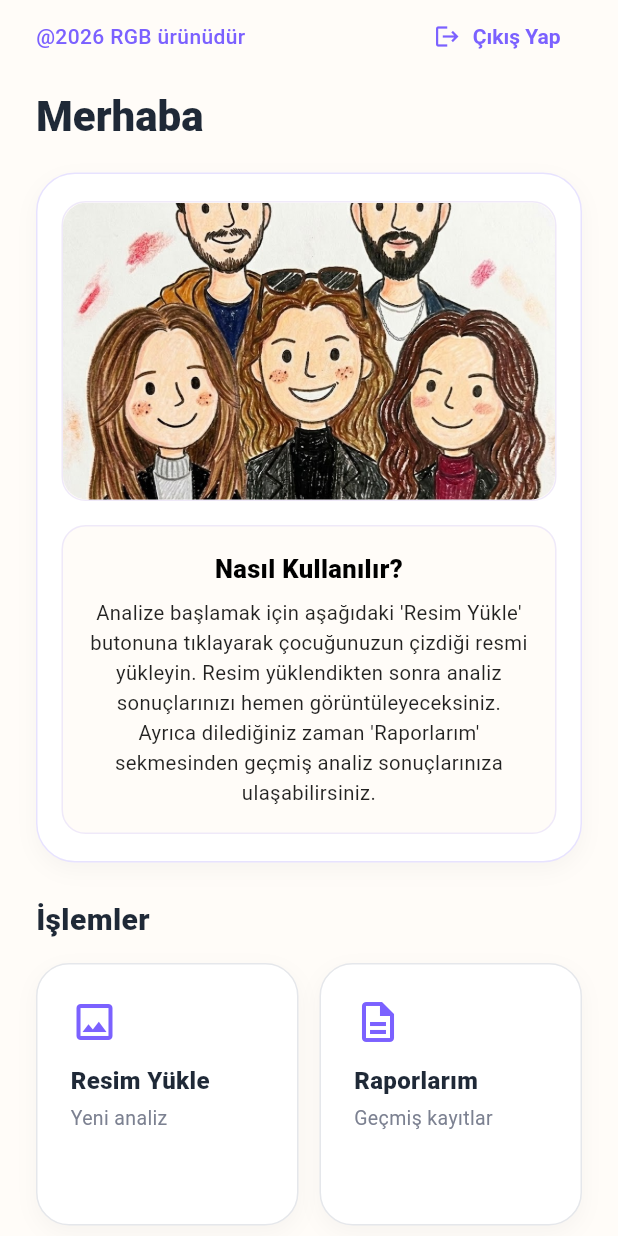
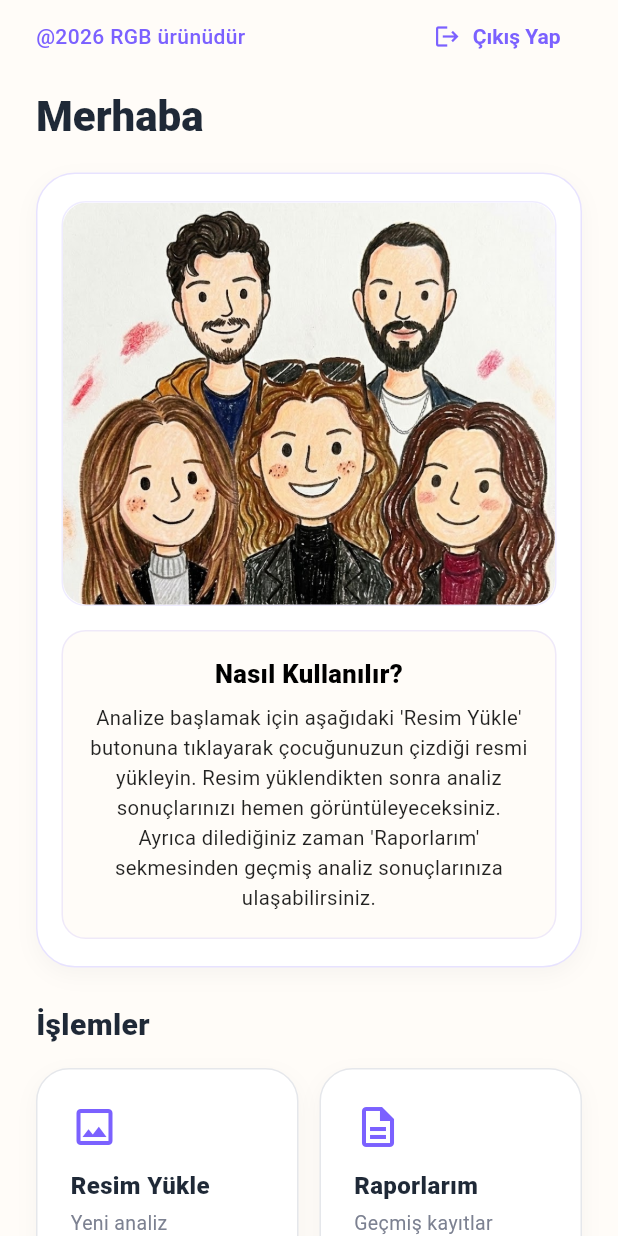
Before and after one commit to beyzagul02/cocukcizimi-v2, a Flutter app: the HomeScreen screen opened directly with empty values, on a phone screen of 412 x 824 dp. Run offline on Flutter 3.47's test engine with Material 3 defaults, Android fonts, the phone set to English and light mode, and no system bars; our stand-ins replace cloud_firestore, firebase_auth, firebase_core, image_picker; accounts and stored records are empty; network calls fail.

Commit message:
logo düzenlemesi

```diff
--- a/flutter_application_1/lib/screens/home_screen.dart
+++ b/flutter_application_1/lib/screens/home_screen.dart
@@ -100,10 +100,10 @@ class HomeScreen extends StatelessWidget {
                   child: Column(
                     children: [
                       Container(
-                        height: 200,
+                        height: 270,
                         width: double.infinity,
                         decoration: BoxDecoration(
-                          color: AppColors.background,
+                          color: Colors.white,
                           borderRadius: BorderRadius.circular(16),
                           border: Border.all(
                             color: AppColors.primary.withOpacity(0.12),
@@ -114,6 +114,7 @@ class HomeScreen extends StatelessWidget {
                           child: Image.asset(
                             "assets/images/homeresim2.png",
                             fit: BoxFit.cover,
+                            alignment: Alignment.topCenter,
                           ),
                         ),
                       ),
```
Also changed, not shown: flutter_application_1/assets/images/homeresim2.png, 26 other files.
